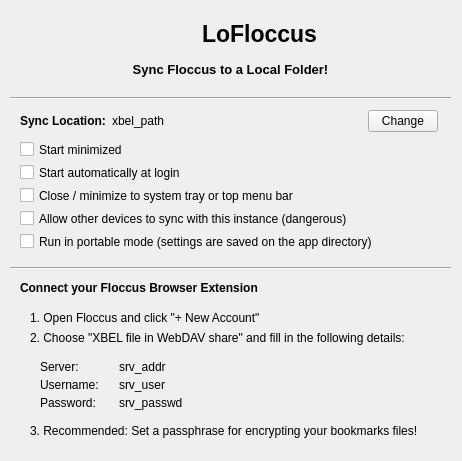
First picture: the form in LoFloccus/lofloccus.ui, repository TCB13/LoFloccus, before the edit.
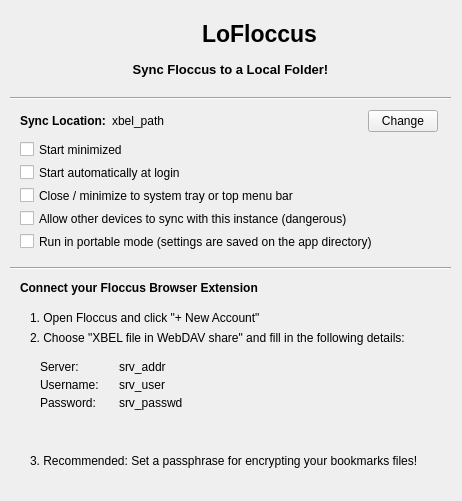
Second picture: the form after the edit. Icons and pictures are not drawn.

Commit message: Fix connect instructions spacing

```diff
--- a/LoFloccus/lofloccus.ui
+++ b/LoFloccus/lofloccus.ui
@@ -7,7 +7,7 @@
       <x>0</x>
       <y>0</y>
       <width>462</width>
-      <height>461</height>
+      <height>501</height>
      </rect>
     </property>
   <property name="sizePolicy">
@@ -144,7 +144,7 @@
       <x>40</x>
       <y>360</y>
       <width>401</width>
-      <height>51</height>
+      <height>71</height>
      </rect>
     </property>
     <layout class="QFormLayout" name="_2">
@@ -463,7 +463,7 @@
     <property name="geometry">
      <rect>
       <x>30</x>
-      <y>420</y>
+      <y>450</y>
       <width>411</width>
       <height>21</height>
      </rect>
```
